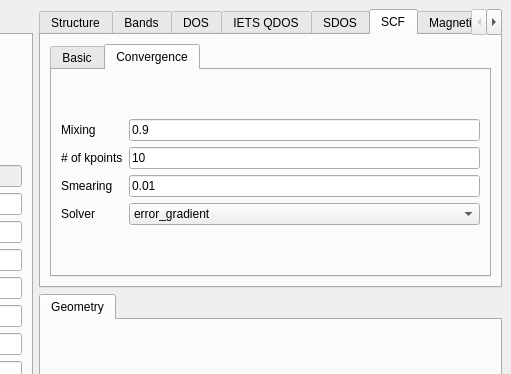
First picture: the form in interface-pyqt/3d/interface.ui, repository joselado/quantum-lattice, before the edit; both pictures show x 439 to 950 and y 0 to 374 of the 950 by 659 pixel window.
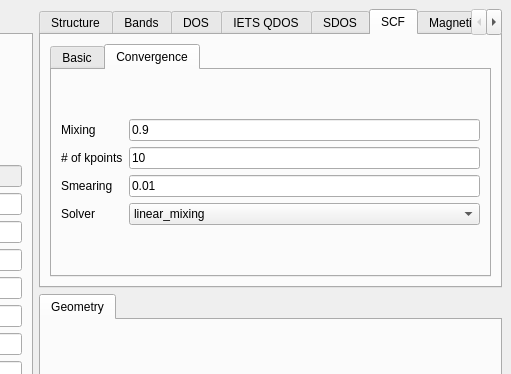
Second picture: the form after the edit. The open tabs and pages were chosen to show the change. Custom widgets are drawn as their Qt base class.

Commit message:
Make linear_mixing the default SCF solver
Swap the scf_solver dropdown's item order (Convergence sub-tab, all
SCF-capable modes) so linear_mixing is index 0/default and
error_gradient is the alternative, instead of the other way around.

Claude-Session: https://claude.ai/code/session_012fL8wwuicuNy2k5fzsptqR

```diff
--- a/interface-pyqt/3d/interface.ui
+++ b/interface-pyqt/3d/interface.ui
@@ -686,7 +686,7 @@
                 </property>
                 <item>
                  <property name="text">
-                  <string>error_gradient</string>
+                  <string>linear_mixing</string>
                  </property>
                 </item>
                 <item>
```
Left out of the diff: 2 changed lines with no effect on the pictures. The commit also changes 16 other files.
